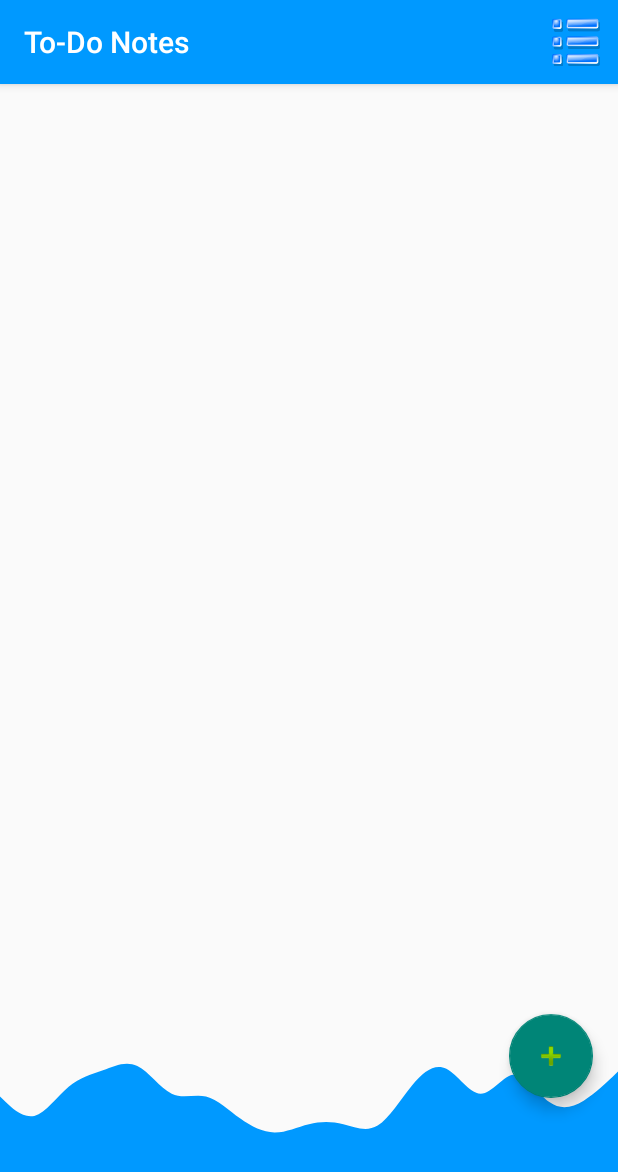
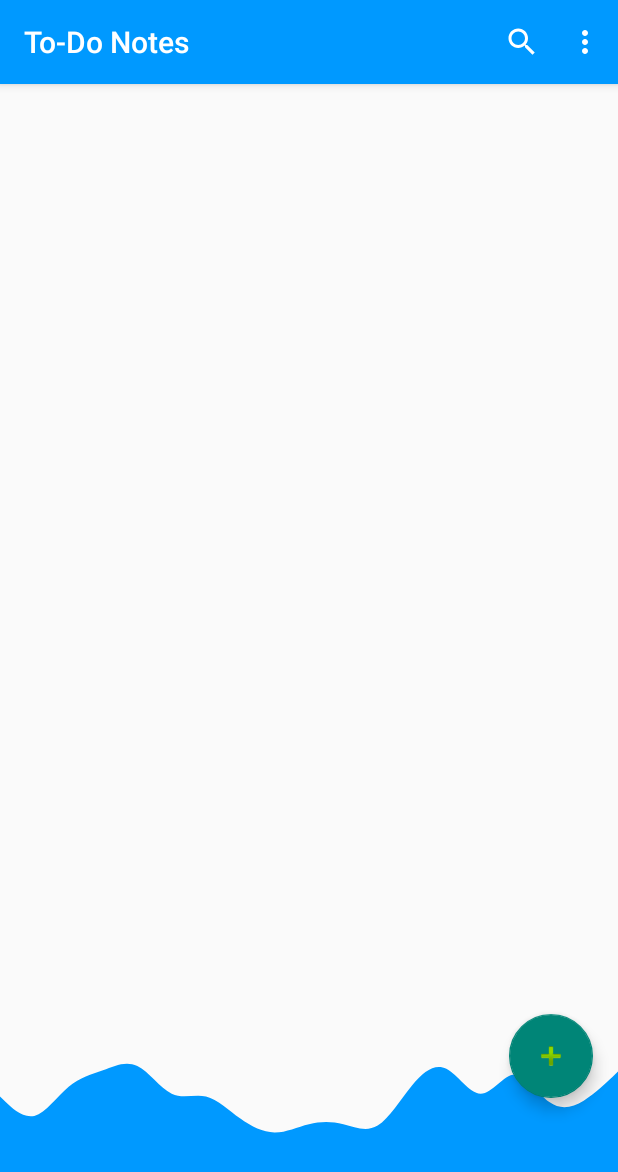
Before and after one commit to edwardsumugat0316/To-Do-App, an Android app: the screen it shows after launch (MainActivity), on a phone screen of 412 x 824 dp. Shown: the top 1172 px of the screen. Run offline under Robolectric (Android 15) with nearby library versions, the phone set to English and light mode, and no system bars; our stand-ins replace Room's generated code.

Commit message:
Adding searchview using roomdatabase and I removed setUpRecyclerView  withContext.Main, and I placed it on OnCreate, and I add onPause Method I change items to displayList variable
In class recyclerViewAdapter I create setItem function to notify the changes in the list.

```diff
--- a/app/src/main/java/com/android/todo/complete/CompleteActivityViewModel.kt
+++ b/app/src/main/java/com/android/todo/complete/CompleteActivityViewModel.kt
@@ -24,7 +24,7 @@ class CompleteActivityViewModel(private val repository: Repository): ViewModel()
     fun getCompleteTasks(){
         viewModelScope.launch {
             withContext(Dispatchers.IO){
-               val completeList =  repository.getAllCompleteTasks(true)
+               val completeList =  repository.getAllTasksByStatus(true)
                 withContext(Dispatchers.Main){
                     completeLiveData.value = completeList
                 }
--- a/app/src/main/java/com/android/todo/database/ToDoTaskDao.kt
+++ b/app/src/main/java/com/android/todo/database/ToDoTaskDao.kt
@@ -1,6 +1,7 @@
 package com.android.todo.database
 
 import androidx.room.*
+import kotlinx.coroutines.flow.Flow
 
 @Dao
 interface ToDoTaskDao {
@@ -14,10 +15,6 @@ interface ToDoTaskDao {
     @Update
     fun update(toDoTask: ToDoTask)
 
-    @Query("SELECT * FROM ToDoTask WHERE status = 0")
-    fun getIncompleteTasks():List<ToDoTask>
-
-
     @Query("SELECT * FROM ToDoTask WHERE status =:status")
     fun getTasksByStatus(status: Boolean):List<ToDoTask>
 
@@ -28,8 +25,6 @@ interface ToDoTaskDao {
     @Query("SELECT * FROM ToDoTask WHERE TaskNumber = :taskNumber")
     fun getTaskId(taskNumber: Long): ToDoTask
 
-    @Query( "SELECT * FROM ToDoTask WHERE status = :status")
-    fun getStatus(status: Boolean): ToDoTask
-
-
+    @Query("SELECT * FROM ToDoTask WHERE title LIKE :title || '%' AND status = :status")
+    fun searchTask(title: String, status: Boolean): List<ToDoTask>
 }
--- a/app/src/main/java/com/android/todo/mainActivity/MainActivity.kt
+++ b/app/src/main/java/com/android/todo/mainActivity/MainActivity.kt
@@ -2,8 +2,10 @@ package com.android.todo.mainActivity
 
 import android.content.Intent
 import android.os.Bundle
+import android.util.Log
 import android.view.Menu
 import android.view.MenuItem
+import androidx.appcompat.widget.SearchView
 import androidx.lifecycle.lifecycleScope
 import androidx.recyclerview.widget.ItemTouchHelper
 import androidx.recyclerview.widget.LinearLayoutManager
@@ -21,11 +23,12 @@ import kotlinx.coroutines.withContext
 import org.koin.android.viewmodel.ext.android.viewModel
 import java.util.*
 
-class MainActivity : BaseActivity(), RecyclerViewAdapter.ClickListener {
+class MainActivity : BaseActivity(), RecyclerViewAdapter.ClickListener{
 
     private val viewModel: MainActivityViewModel by viewModel()
-
-    private var items = mutableListOf<ToDoTask>()
+    var displayList = mutableListOf<ToDoTask>()
+    private val myAdapter: RecyclerViewAdapter by lazy { RecyclerViewAdapter(displayList,this,this) }
+    private var fromOnPause = false
 
     override fun onCreate(savedInstanceState: Bundle?) {
         super.onCreate(savedInstanceState)
@@ -35,20 +38,95 @@ class MainActivity : BaseActivity(), RecyclerViewAdapter.ClickListener {
         findViewById<FloatingActionButton>(R.id.fab).setOnClickListener { view ->
             startActivity(Intent(this, TodoActivity::class.java))
         }
+
+        setUpRecyclerView()
         setup()
+
     }
 
     override fun onResume() {
         super.onResume()
-        setup()
+
+        if (fromOnPause) {
+            fromOnPause = false
+            setup()
+        }
     }
 
 
-    override fun onCreateOptionsMenu(menu: Menu): Boolean {
-        // Inflate the menu; this adds items to the action bar if it is present.
+
+    override fun onPause() {
+        super.onPause()
+        fromOnPause = true
+    }
+
+    private fun setup() {
+        viewModel.getIncompleteTask()
+        viewModel.toDoTaskLiveData.observe(this) {
+            displayList = it.toMutableList()
+
+//            displayList = it.toMutableList()
+
+            lifecycleScope.launch {
+                withContext(Dispatchers.Main) {
+                    myAdapter.setItems(displayList)
+                }
+            }
+        }
+    }
+
+    private fun setUpRecyclerView() {
+        rv_todo.layoutManager = LinearLayoutManager(applicationContext)
+        rv_todo.adapter = myAdapter
+
+        val item = object : SwipeToDeleteCallback( this, 0, ItemTouchHelper.LEFT){
+            override fun onSwiped(viewHolder: RecyclerView.ViewHolder, direction: Int) {
+                myAdapter.deleteItem(viewHolder.absoluteAdapterPosition)
+            }
+        }
+        val itemTouchHelper = ItemTouchHelper(item)
+        itemTouchHelper.attachToRecyclerView(rv_todo)
+    }
+
+    override fun onCreateOptionsMenu(menu: Menu?): Boolean {
         menuInflater.inflate(R.menu.menu_main, menu)
+
+        val search = menu?.findItem(R.id.menu_search)
+
+        if (search != null){
+            val searchView = search.actionView as SearchView
+            searchView.setOnQueryTextListener(object : SearchView.OnQueryTextListener {
+                override fun onQueryTextSubmit(query: String?): Boolean {
+                    return true
+                }
+
+                override fun onQueryTextChange(newText: String): Boolean {
+                    Log.d("Query", "onQueryTextChange: $newText")
+                    viewModel.onSearch(newText)
+
+//                    if (newText!!.isNotEmpty()) {
+//                        displayList.clear()
+//
+//                        val search = newText.toLowerCase(Locale.getDefault())
+//                        items.forEach {
+//                            if (it.title.toLowerCase(Locale.getDefault()).contains(search)) {
+//                                displayList.add(it)
+//                            }
+//                        }
+//                        myAdapter.setItems(displayList)
+//                    } else {
+//                        displayList.clear()
+//                        displayList.addAll(items)
+//                        myAdapter.setItems(displayList)
+//                    }
+                    return true
+                }
+            })
+        }
+
         return true
     }
+
 
     override fun onOptionsItemSelected(item: MenuItem): Boolean {
         startActivity(Intent(this, CompleteActivity::class.java))
@@ -58,34 +136,7 @@ class MainActivity : BaseActivity(), RecyclerViewAdapter.ClickListener {
         }
     }
 
-    private fun setup() {
-        viewModel.getIncompleteTask()
-        viewModel.toDoTaskLiveData.observe(this) {
-            items = it.toMutableList()
-            rv_todo.adapter?.notifyDataSetChanged()
 
-            lifecycleScope.launch {
-                withContext(Dispatchers.Main) {
-                    setUpRecyclerView()
-                }
-            }
-        }
-    }
-
-    private fun setUpRecyclerView() {
-        val myAdapter = RecyclerViewAdapter(items, this, this)
-        rv_todo.layoutManager = LinearLayoutManager(applicationContext)
-        items.removeAll { it.status }
-        rv_todo.adapter = RecyclerViewAdapter(items, this, this)
-
-        val item = object : SwipeToDeleteCallback( this, 0, ItemTouchHelper.LEFT){
-            override fun onSwiped(viewHolder: RecyclerView.ViewHolder, direction: Int) {
-                myAdapter.deleteItem(viewHolder.absoluteAdapterPosition)
-            }
-        }
-        val itemTouchHelper = ItemTouchHelper(item)
-        itemTouchHelper.attachToRecyclerView(rv_todo)
-    }
 
     override fun onDelete(id: Long) {
         viewModel.deleteItem(id)
--- a/app/src/main/java/com/android/todo/mainActivity/MainActivityViewModel.kt
+++ b/app/src/main/java/com/android/todo/mainActivity/MainActivityViewModel.kt
@@ -1,18 +1,16 @@
 package com.android.todo.mainActivity
 
 import android.icu.text.CaseMap
-import androidx.lifecycle.MutableLiveData
-import androidx.lifecycle.ViewModel
-import androidx.lifecycle.viewModelScope
+import androidx.lifecycle.*
 import com.android.todo.database.ToDoTask
 import com.android.todo.repository.Repository
 import kotlinx.coroutines.Dispatchers
+import kotlinx.coroutines.flow.Flow
 import kotlinx.coroutines.launch
 import kotlinx.coroutines.withContext
 
 class MainActivityViewModel(private val repository: Repository): ViewModel() {
     val toDoTaskLiveData: MutableLiveData<List<ToDoTask>> = MutableLiveData()
-    val updateTaskLiveData: MutableLiveData<ToDoTask> = MutableLiveData()
 
 
 
@@ -44,12 +42,23 @@ class MainActivityViewModel(private val repository: Repository): ViewModel() {
     fun getIncompleteTask(){
         viewModelScope.launch {
             withContext(Dispatchers.IO){
-                val itemList = repository.getIncompleteTasks()
+                val itemList = repository.getAllTasksByStatus(false)
                 withContext(Dispatchers.Main){
                     toDoTaskLiveData.value = itemList
                 }
             }
         }
+    }
 
+    fun onSearch(search: String) {
+        viewModelScope.launch {
+            withContext(Dispatchers.IO){
+                val itemSearch = repository.searchTask(search,false)
+                withContext(Dispatchers.Main){
+                    toDoTaskLiveData.value = itemSearch
+                }
+            }
+        }
     }
+
 }
--- a/app/src/main/java/com/android/todo/mainActivity/RecyclerViewAdapter.kt
+++ b/app/src/main/java/com/android/todo/mainActivity/RecyclerViewAdapter.kt
@@ -9,6 +9,8 @@ import android.view.LayoutInflater
 import android.view.View
 import android.view.ViewGroup
 import android.widget.Button
+import android.widget.Filter
+import android.widget.Filterable
 import android.widget.TextView
 import androidx.recyclerview.widget.RecyclerView
 import com.android.todo.R
@@ -19,8 +21,9 @@ import java.nio.BufferUnderflowException
 import java.text.DateFormat
 import java.text.SimpleDateFormat
 import java.util.*
+import kotlin.collections.ArrayList
 
-class RecyclerViewAdapter (var items: List<ToDoTask>, private val context:Context, private val clickListener: ClickListener): RecyclerView.Adapter<RecyclerViewAdapter.ViewHolder>(){
+class RecyclerViewAdapter (private var items: List<ToDoTask>, private val context:Context, private val clickListener: ClickListener): RecyclerView.Adapter<RecyclerViewAdapter.ViewHolder>(){
 
     interface ClickListener {
         fun onDelete(id: Long)
@@ -82,4 +85,12 @@ class RecyclerViewAdapter (var items: List<ToDoTask>, private val context:Contex
     override fun getItemCount(): Int {
         return items.size
     }
+
+
+    fun setItems(items: List<ToDoTask>){
+        this.items = items
+        notifyDataSetChanged()
+    }
+
+
 }
--- a/app/src/main/java/com/android/todo/repository/Repository.kt
+++ b/app/src/main/java/com/android/todo/repository/Repository.kt
@@ -1,9 +1,10 @@
 package com.android.todo.repository
 
 import com.android.todo.database.ToDoTask
+import kotlinx.coroutines.flow.Flow
 
 interface Repository {
-    suspend fun insertTask(tasks:ToDoTask )
+    suspend fun insertTask(tasks: ToDoTask)
 
     fun delete(taskNumber: Long)
 
@@ -11,11 +12,9 @@ interface Repository {
 
     suspend fun saveTask(task: List<ToDoTask>)
 
-    fun getIncompleteTasks(): List<ToDoTask>
-
     fun getTask(taskNumber: Long): ToDoTask
 
-    fun getStatus(status: Boolean): ToDoTask
+    fun getAllTasksByStatus(status: Boolean): List<ToDoTask>
 
-    fun getAllCompleteTasks(status: Boolean): List<ToDoTask>
+    fun searchTask(search: String, status: Boolean): List<ToDoTask>
 }
--- a/app/src/main/java/com/android/todo/repository/RepositoryImp.kt
+++ b/app/src/main/java/com/android/todo/repository/RepositoryImp.kt
@@ -2,6 +2,7 @@ package com.android.todo.repository
 
 import com.android.todo.database.AppDataBase
 import com.android.todo.database.ToDoTask
+import kotlinx.coroutines.flow.Flow
 
 class RepositoryImp(private val dataBase: AppDataBase): Repository {
     override suspend fun insertTask(tasks: ToDoTask) {
@@ -24,19 +25,18 @@ class RepositoryImp(private val dataBase: AppDataBase): Repository {
     }
 
 
-    override fun getIncompleteTasks(): List<ToDoTask> {
-        return dataBase.toDoTaskDao().getAll()
-    }
 
     override fun getTask(taskNumber: Long): ToDoTask {
        return dataBase.toDoTaskDao().getTaskId(taskNumber)
     }
 
-    override fun getStatus(status: Boolean): ToDoTask {
-        return dataBase.toDoTaskDao().getStatus(status)
+
+    override fun getAllTasksByStatus(status: Boolean): List<ToDoTask> {
+        return dataBase.toDoTaskDao().getTasksByStatus(status)
     }
 
-    override fun getAllCompleteTasks(status: Boolean): List<ToDoTask> {
-        return dataBase.toDoTaskDao().getTasksByStatus(status)
+
+    override fun searchTask(search: String, status: Boolean): List<ToDoTask> {
+        return dataBase.toDoTaskDao().searchTask(search, status)
     }
 }
--- /dev/null
+++ b/app/src/main/res/drawable/ic_search_black_24dp.xml
@@ -0,0 +1,9 @@
+<vector xmlns:android="http://schemas.android.com/apk/res/android"
+        android:width="24dp"
+        android:height="24dp"
+        android:viewportWidth="24.0"
+        android:viewportHeight="24.0">
+    <path
+        android:fillColor="#FF000000"
+        android:pathData="M15.5,14h-0.79l-0.28,-0.27C15.41,12.59 16,11.11 16,9.5 16,5.91 13.09,3 9.5,3S3,5.91 3,9.5 5.91,16 9.5,16c1.61,0 3.09,-0.59 4.23,-1.57l0.27,0.28v0.79l5,4.99L20.49,19l-4.99,-5zM9.5,14C7.01,14 5,11.99 5,9.5S7.01,5 9.5,5 14,7.01 14,9.5 11.99,14 9.5,14z"/>
+</vector>
--- a/app/src/main/res/menu/menu_main.xml
+++ b/app/src/main/res/menu/menu_main.xml
@@ -2,10 +2,20 @@
     xmlns:app="http://schemas.android.com/apk/res-auto"
     xmlns:tools="http://schemas.android.com/tools"
     tools:context="com.android.todo.mainActivity.MainActivity">
+
+    <item
+        android:id="@+id/menu_search"
+        android:icon="@drawable/ic_search_black_24dp"
+        android:orderInCategory="101"
+        android:title="@string/search"
+        app:actionViewClass="androidx.appcompat.widget.SearchView"
+        app:showAsAction="ifRoom"
+        android:iconTint="@color/white"
+        tools:targetApi="o" />
     <item
         android:id="@+id/action_complete"
         android:icon="@drawable/iconfinder_taskbar_7374"
-        android:orderInCategory="100"
+        android:orderInCategory="102"
         android:title="@string/action_complete"
-        app:showAsAction="always" />
+        app:showAsAction="collapseActionView" />
 </menu>
--- a/app/src/main/res/values/strings.xml
+++ b/app/src/main/res/values/strings.xml
@@ -9,7 +9,7 @@
 
     <string name="hello_first_fragment">Hello first fragment</string>
     <string name="hello_second_fragment">Hello second fragment. Arg: %1$s</string>
-    <string name="action_complete">Complete</string>
+    <string name="action_complete">Complete Tasks</string>
     <string name="textview_title">Title:</string>
     <string name="tv_description">Description:</string>
     <string name="tv_status">Status</string>
@@ -22,5 +22,6 @@
     <string name="date">Date</string>
     <string name="title">Title:</string>
     <string name="description">Description:</string>
+    <string name="search">Search</string>
 
 </resources>
```
